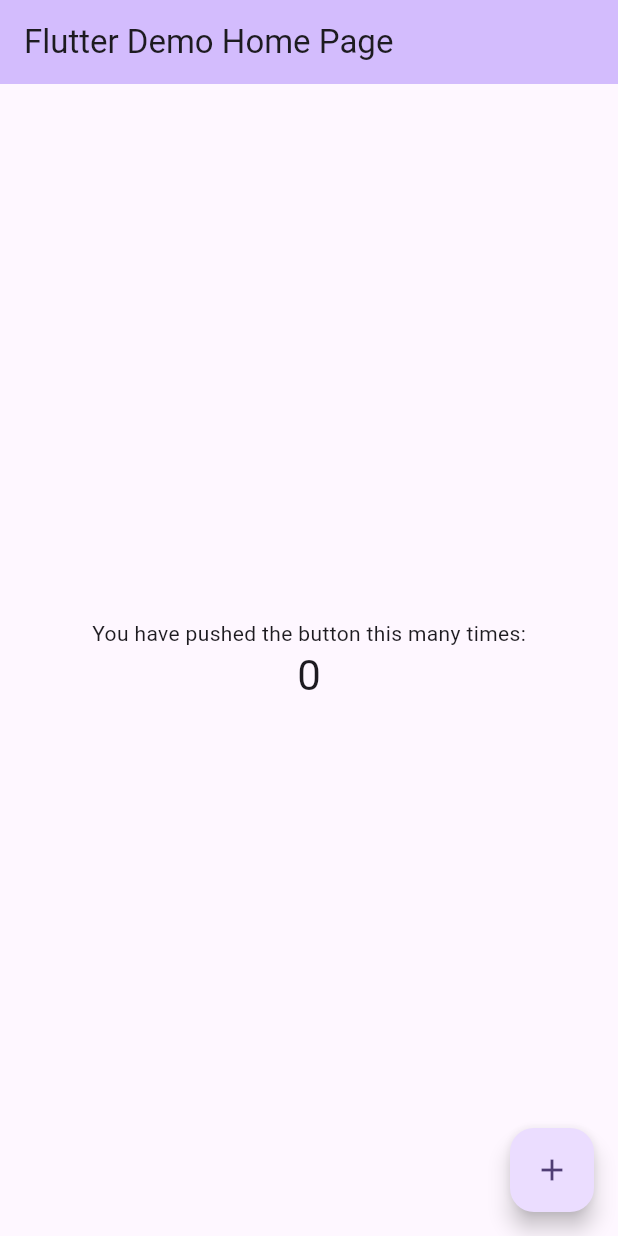
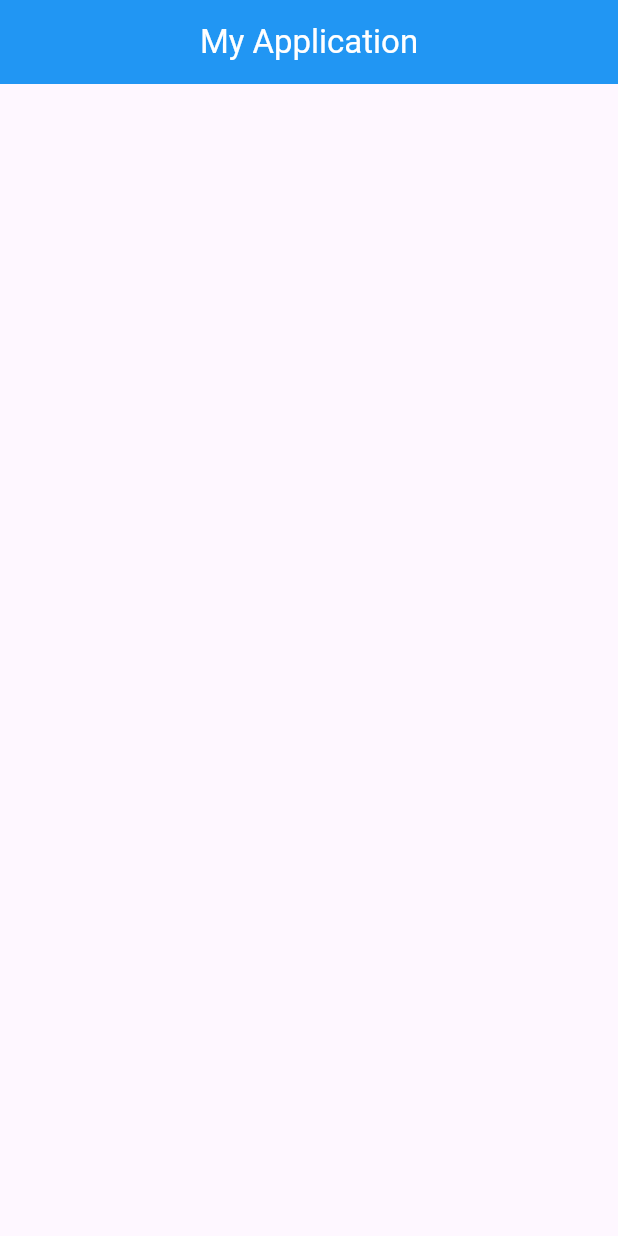
Before and after one commit to yashdipsinhvaghela01/flutter_hostel_issue_ressolution, a Flutter app: the screen it shows after launch, on a phone screen of 412 x 824 dp. Run offline on Flutter 3.47's test engine with Material 3 defaults, Android fonts, the phone set to English and light mode, and no system bars.

Commit message:
some syntax remove

```diff
--- a/lib/main.dart
+++ b/lib/main.dart
@@ -1,100 +1,16 @@
 import 'package:flutter/material.dart';
 
 void main() {
-  runApp(const MyApp());
+  runApp(
+    MaterialApp(
+      home: Scaffold(
+        appBar: AppBar(
+          backgroundColor: Colors.blue,
+          foregroundColor: Colors.white,
+          title: Center(child:Text("My Application"),),
+        ),
+
+      ),
+    ),
+  );
 }
-
-class MyApp extends StatelessWidget {
-  const MyApp({super.key});
-
-  @override
-  Widget build(BuildContext context) {
-    return MaterialApp(
-      title: 'Flutter Demo',
-      theme: ThemeData(
-
-        colorScheme: .fromSeed(seedColor: Colors.deepPurple),
-      ),
-      home: const MyHomePage(title: 'Flutter Demo Home Page'),
-    );
-  }
-}
-
-class MyHomePage extends StatefulWidget {
-  const MyHomePage({super.key, required this.title});
-
-
-
-  final String title;
-
-  @override
-  State<MyHomePage> createState() => _MyHomePageState();
-}
-
-class _MyHomePageState extends State<MyHomePage> {
-  int _counter = 0;
-
-  void _incrementCounter() {
-    setState(() {
-      // This call to setState tells the Flutter framework that something has
-      // changed in this State, which causes it to rerun the build method below
-      // so that the display can reflect the updated values. If we changed
-      // _counter without calling setState(), then the build method would not be
-      // called again, and so nothing would appear to happen.
-      _counter++;
-    });
-  }
-
-  @override
-  Widget build(BuildContext context) {
-    // This method is rerun every time setState is called, for instance as done
-    // by the _incrementCounter method above.
-    //
-    // The Flutter framework has been optimized to make rerunning build methods
-    // fast, so that you can just rebuild anything that needs updating rather
-    // than having to individually change instances of widgets.
-    return Scaffold(
-      appBar: AppBar(
-        // TRY THIS: Try changing the color here to a specific color (to
-        // Colors.amber, perhaps?) and trigger a hot reload to see the AppBar
-        // change color while the other colors stay the same.
-        backgroundColor: Theme.of(context).colorScheme.inversePrimary,
-        // Here we take the value from the MyHomePage object that was created by
-        // the App.build method, and use it to set our appbar title.
-        title: Text(widget.title),
-      ),
-      body: Center(
-        // Center is a layout widget. It takes a single child and positions it
-        // in the middle of the parent.
-        child: Column(
-          // Column is also a layout widget. It takes a list of children and
-          // arranges them vertically. By default, it sizes itself to fit its
-          // children horizontally, and tries to be as tall as its parent.
-          //
-          // Column has various properties to control how it sizes itself and
-          // how it positions its children. Here we use mainAxisAlignment to
-          // center the children vertically; the main axis here is the vertical
-          // axis because Columns are vertical (the cross axis would be
-          // horizontal).
-          //
-          // TRY THIS: Invoke "debug painting" (choose the "Toggle Debug Paint"
-          // action in the IDE, or press "p" in the console), to see the
-          // wireframe for each widget.
-          mainAxisAlignment: .center,
-          children: [
-            const Text('You have pushed the button this many times:'),
-            Text(
-              '$_counter',
-              style: Theme.of(context).textTheme.headlineMedium,
-            ),
-          ],
-        ),
-      ),
-      floatingActionButton: FloatingActionButton(
-        onPressed: _incrementCounter,
-        tooltip: 'Increment',
-        child: const Icon(Icons.add),
-      ),
-    );
-  }
-}
```
